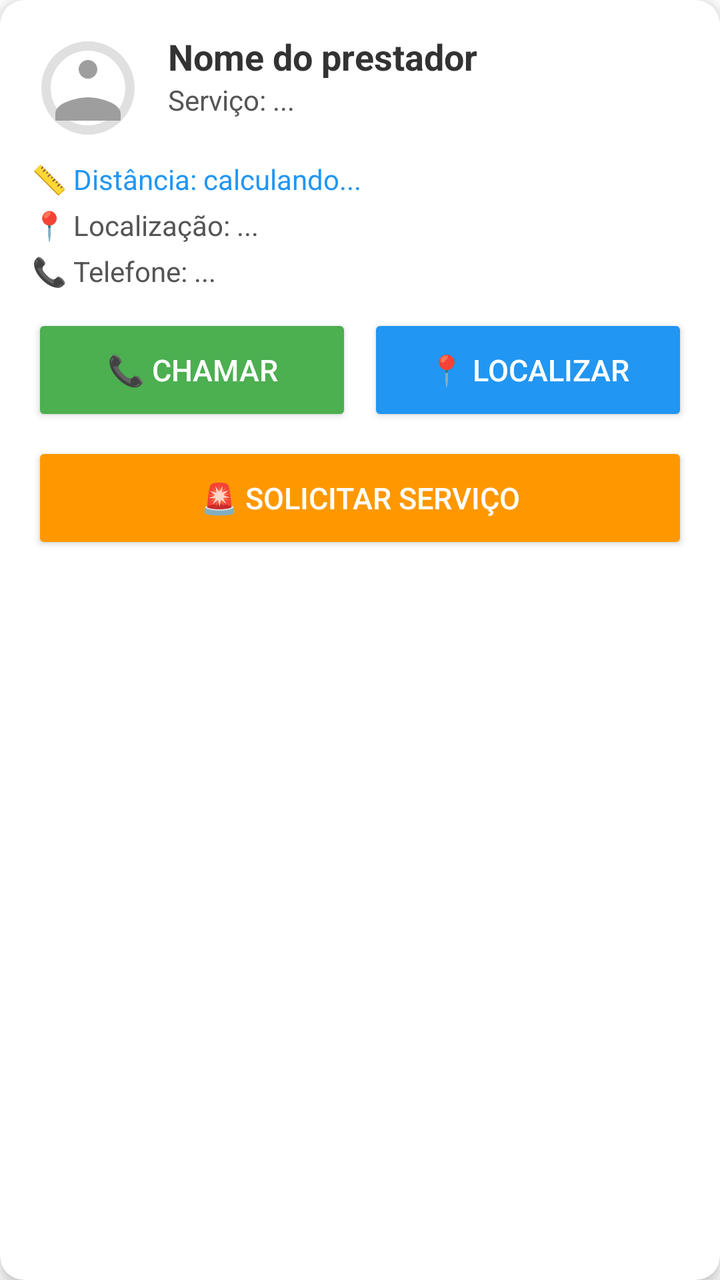
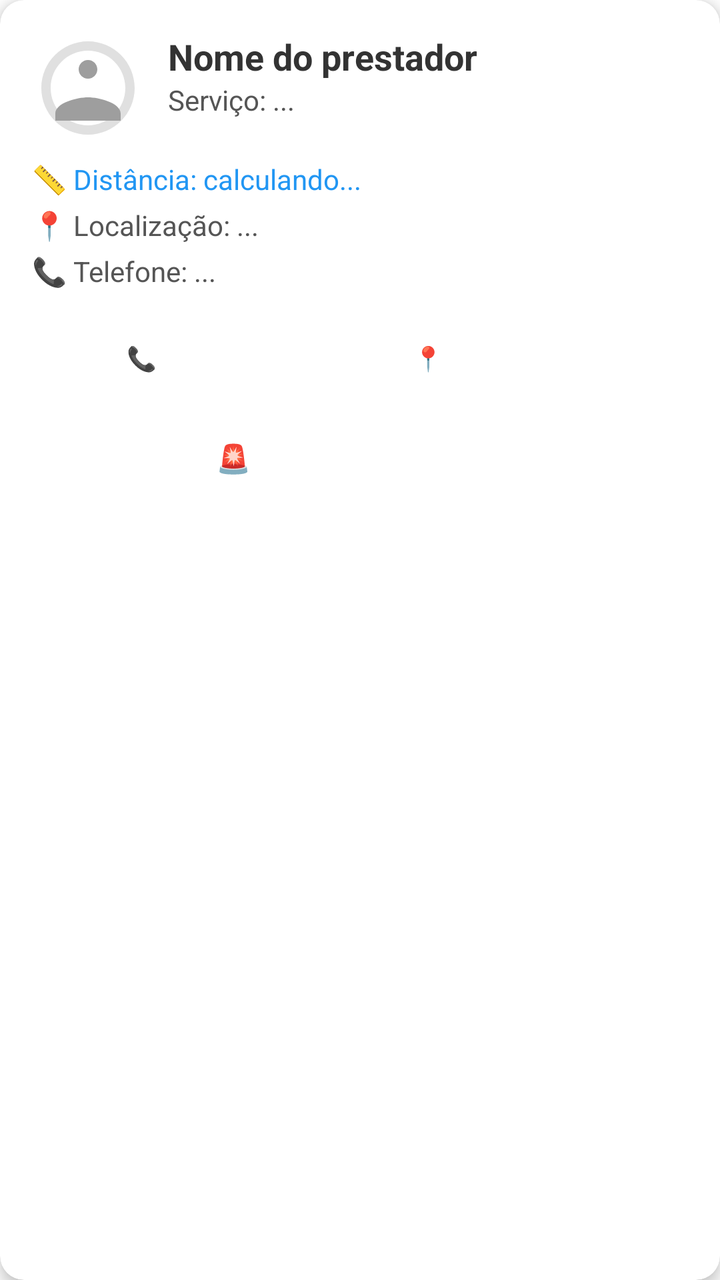

Before-and-after screenshots of an Android layout around one commit, followed by the original layout XML and the change that was made.
<!-- AndroidManifest.xml: application theme Theme.MaterialComponents.Light.NoActionBar -->
<!-- res/layout/item_prestador_socorro.xml -->
<?xml version="1.0" encoding="utf-8"?>
<androidx.cardview.widget.CardView xmlns:android="http://schemas.android.com/apk/res/android"
    xmlns:app="http://schemas.android.com/apk/res-auto"
    android:layout_width="match_parent"
    android:layout_height="wrap_content"
    android:layout_margin="8dp"
    app:cardCornerRadius="12dp"
    app:cardElevation="4dp">

    <LinearLayout
        android:layout_width="match_parent"
        android:layout_height="wrap_content"
        android:orientation="vertical"
        android:padding="16dp">

        
        <LinearLayout
            android:layout_width="match_parent"
            android:layout_height="wrap_content"
            android:orientation="horizontal"
            android:layout_marginBottom="8dp">

            <ImageView
                android:id="@+id/ivLogoPrestador"
                android:layout_width="56dp"
                android:layout_height="56dp"
                android:src="@drawable/ic_placeholder_logo"
                android:scaleType="centerCrop"
                android:layout_marginEnd="12dp" />

            <LinearLayout
                android:layout_width="0dp"
                android:layout_height="wrap_content"
                android:layout_weight="1"
                android:orientation="vertical">

                <TextView
                    android:id="@+id/tvNomePrestador"
                    android:layout_width="wrap_content"
                    android:layout_height="wrap_content"
                    android:text="Nome do prestador"
                    android:textSize="18sp"
                    android:textStyle="bold"
                    android:textColor="#333333" />

                <TextView
                    android:id="@+id/tvServicoPrestador"
                    android:layout_width="wrap_content"
                    android:layout_height="wrap_content"
                    android:text="Serviço: ..."
                    android:textSize="14sp"
                    android:textColor="#555555" />

            </LinearLayout>
        </LinearLayout>

        
        <TextView
            android:id="@+id/tvDistanciaPrestador"
            android:layout_width="match_parent"
            android:layout_height="wrap_content"
            android:text="📏 Distância: calculando..."
            android:textSize="14sp"
            android:textColor="#2196F3"
            android:layout_marginBottom="4dp" />

        
        <TextView
            android:id="@+id/tvLocalizacaoPrestador"
            android:layout_width="match_parent"
            android:layout_height="wrap_content"
            android:text="📍 Localização: ..."
            android:textSize="14sp"
            android:textColor="#555555"
            android:layout_marginBottom="4dp" />

        
        <TextView
            android:id="@+id/tvTelefonePrestador"
            android:layout_width="match_parent"
            android:layout_height="wrap_content"
            android:text="📞 Telefone: ..."
            android:textSize="14sp"
            android:textColor="#555555"
            android:layout_marginBottom="12dp" />

        
        <TextView
            android:id="@+id/tvStatusSolicitacao"
            android:layout_width="match_parent"
            android:layout_height="wrap_content"
            android:text=""
            android:textSize="14sp"
            android:textStyle="bold"
            android:gravity="center"
            android:padding="8dp"
            android:background="@drawable/bg_status_solicitacao"
            android:layout_marginBottom="8dp"
            android:visibility="gone" />

        
        <LinearLayout
            android:layout_width="match_parent"
            android:layout_height="wrap_content"
            android:orientation="horizontal">

            <Button
                android:id="@+id/btnChamar"
                android:layout_width="0dp"
                android:layout_height="56dp"
                android:layout_weight="1"
                android:paddingHorizontal="16dp"
                android:gravity="center"
                android:text="📞 Chamar"
                android:backgroundTint="#4CAF50"
                android:textColor="#FFFFFF"
                android:textSize="15sp"
                android:maxLines="1"
                android:ellipsize="end"
                android:layout_marginEnd="8dp"
                app:cornerRadius="8dp" />

            <Button
                android:id="@+id/btnLocalizar"
                android:layout_width="0dp"
                android:layout_height="56dp"
                android:layout_weight="1"
                android:paddingHorizontal="16dp"
                android:gravity="center"
                android:text="📍 Localizar"
                android:backgroundTint="#2196F3"
                android:textColor="#FFFFFF"
                android:textSize="15sp"
                android:maxLines="1"
                android:ellipsize="end"
                app:cornerRadius="8dp" />

        </LinearLayout>

        
        <Button
            android:id="@+id/btnMensagem"
            android:layout_width="match_parent"
            android:layout_height="48dp"
            android:paddingHorizontal="16dp"
            android:gravity="center"
            android:text="💬 Mensagem"
            android:backgroundTint="#9C27B0"
            android:textColor="#FFFFFF"
            android:textSize="15sp"
            android:maxLines="1"
            android:ellipsize="end"
            android:layout_marginTop="8dp"
            android:visibility="gone"
            app:cornerRadius="8dp" />

        
        <Button
            android:id="@+id/btnSolicitar"
            android:layout_width="match_parent"
            android:layout_height="56dp"
            android:paddingHorizontal="16dp"
            android:gravity="center"
            android:text="🚨 Solicitar serviço"
            android:backgroundTint="#FF9800"
            android:textColor="#FFFFFF"
            android:textSize="15sp"
            android:maxLines="1"
            android:ellipsize="end"
            android:layout_marginTop="8dp"
            app:cornerRadius="8dp" />

    </LinearLayout>
</androidx.cardview.widget.CardView>
<!-- resources referenced by this layout -->
<resources>
  <!-- drawable bg_status_solicitacao (drawable) -->
  <?xml version="1.0" encoding="utf-8"?>
  <shape xmlns:android="http://schemas.android.com/apk/res/android">
      <solid android:color="#E8F5E9" />
      <corners android:radius="8dp" />
      <padding android:left="12dp" android:top="6dp" android:right="12dp" android:bottom="6dp" />
  </shape>
  <!-- drawable ic_placeholder_logo (drawable) -->
  <vector xmlns:android="http://schemas.android.com/apk/res/android"
      android:width="100dp"
      android:height="100dp"
      android:viewportWidth="24"
      android:viewportHeight="24">
      <path
          android:fillColor="#E0E0E0"
          android:pathData="M12,2C6.48,2 2,6.48 2,12s4.48,10 10,10 10,-4.48 10,-10S17.52,2 12,2zM12,4c4.41,0 8,3.59 8,8s-3.59,8 -8,8 -8,-3.59 -8,-8 3.59,-8 8,-8z"/>
      <path
          android:fillColor="#9E9E9E"
          android:pathData="M12,6c-1.1,0 -2,0.9 -2,2s0.9,2 2,2 2,-0.9 2,-2 -0.9,-2 -2,-2zM12,14c-2.33,0 -7,1.17 -7,3.5V19h14v-1.5c0,-2.33 -4.67,-3.5 -7,-3.5z"/>
  </vector>
</resources>

<!-- the commit's change to res/layout/item_prestador_socorro.xml (unified diff, before → after) -->
@@ -102,73 +102,62 @@
         <LinearLayout
             android:layout_width="match_parent"
             android:layout_height="wrap_content"
+            android:layout_marginStart="-3dp"
+            android:layout_marginEnd="-3dp"
             android:orientation="horizontal">
 
             <Button
                 android:id="@+id/btnChamar"
-                android:layout_width="0dp"
-                android:layout_height="56dp"
-                android:layout_weight="1"
-                android:paddingHorizontal="16dp"
-                android:gravity="center"
+                style="@style/BotaoCardSocorro"
                 android:text="📞 Chamar"
-                android:backgroundTint="#4CAF50"
-                android:textColor="#FFFFFF"
-                android:textSize="15sp"
-                android:maxLines="1"
-                android:ellipsize="end"
-                android:layout_marginEnd="8dp"
-                app:cornerRadius="8dp" />
+                android:backgroundTint="#4CAF50" />
 
             <Button
                 android:id="@+id/btnLocalizar"
-                android:layout_width="0dp"
-                android:layout_height="56dp"
-                android:layout_weight="1"
-                android:paddingHorizontal="16dp"
-                android:gravity="center"
-                android:text="📍 Localizar"
-                android:backgroundTint="#2196F3"
-                android:textColor="#FFFFFF"
-                android:textSize="15sp"
-                android:maxLines="1"
-                android:ellipsize="end"
-                app:cornerRadius="8dp" />
+                style="@style/BotaoCardSocorro"
+                android:text="📍 Localização do Prestador"
+                android:backgroundTint="#2196F3" />
+
+        </LinearLayout>
+
+        <LinearLayout
+            android:id="@+id/layoutBotoesSolicitacao"
+            android:layout_width="match_parent"
+            android:layout_height="wrap_content"
+            android:layout_marginStart="-3dp"
+            android:layout_marginEnd="-3dp"
+            android:layout_marginTop="6dp"
+            android:orientation="horizontal"
+            android:visibility="gone">
+
+            
+            <Button
+                android:id="@+id/btnEnviarLocalizacao"
+                style="@style/BotaoCardSocorro"
+                android:text="📡 Enviar Minha Localização"
+                android:backgroundTint="#00897B" />
+
+            <Button
+                android:id="@+id/btnMensagem"
+                style="@style/BotaoCardSocorro"
+                android:text="💬 Mensagem"
+                android:backgroundTint="#9C27B0" />
 
         </LinearLayout>
 
         
         <Button
-            android:id="@+id/btnMensagem"
+            android:id="@+id/btnSolicitar"
+            style="@style/BotaoCardSocorro"
             android:layout_width="match_parent"
-            android:layout_height="48dp"
-            android:paddingHorizontal="16dp"
-            android:gravity="center"
-            android:text="💬 Mensagem"
-            android:backgroundTint="#9C27B0"
-            android:textColor="#FFFFFF"
-            android:textSize="15sp"
-            android:maxLines="1"
-            android:ellipsize="end"
-            android:layout_marginTop="8dp"
-            android:visibility="gone"
-            app:cornerRadius="8dp" />
-
-        
-        <Button
-            android:id="@+id/btnSolicitar"
-            android:layout_width="match_parent"
-            android:layout_height="56dp"
-            android:paddingHorizontal="16dp"
-            android:gravity="center"
+            android:layout_weight="0"
+            android:layout_marginStart="0dp"
+            android:layout_marginEnd="0dp"
+            android:layout_marginTop="6dp"
             android:text="🚨 Solicitar serviço"
             android:backgroundTint="#FF9800"
-            android:textColor="#FFFFFF"
-            android:textSize="15sp"
-            android:maxLines="1"
-            android:ellipsize="end"
-            android:layout_marginTop="8dp"
-            app:cornerRadius="8dp" />
+            android:textSize="14sp"
+            android:maxLines="1" />
 
     </LinearLayout>
 </androidx.cardview.widget.CardView>
<!-- resource entries referenced after the edit -->
@@ -20,5 +20,24 @@
           android:fillColor="#9E9E9E"
           android:pathData="M12,6c-1.1,0 -2,0.9 -2,2s0.9,2 2,2 2,-0.9 2,-2 -0.9,-2 -2,-2zM12,14c-2.33,0 -7,1.17 -7,3.5V19h14v-1.5c0,-2.33 -4.67,-3.5 -7,-3.5z"/>
   </vector>
+  <style name="BotaoCardSocorro" parent="Widget.MaterialComponents.Button">
+          <item name="android:layout_width">0dp</item>
+          <item name="android:layout_height">44dp</item>
+          <item name="android:layout_weight">1</item>
+          <item name="android:layout_marginStart">3dp</item>
+          <item name="android:layout_marginEnd">3dp</item>
+          <item name="android:insetTop">0dp</item>
+          <item name="android:insetBottom">0dp</item>
+          <item name="android:paddingStart">6dp</item>
+          <item name="android:paddingEnd">6dp</item>
+          <item name="android:gravity">center</item>
+          <item name="android:textAllCaps">false</item>
+          <item name="android:textColor">#FFFFFF</item>
+          <item name="android:textSize">12sp</item>
+          <item name="android:maxLines">2</item>
+          <item name="android:ellipsize">end</item>
+          <item name="android:lineSpacingExtra">0dp</item>
+          <item name="cornerRadius">8dp</item>
+      </style>
 </resources>
 
